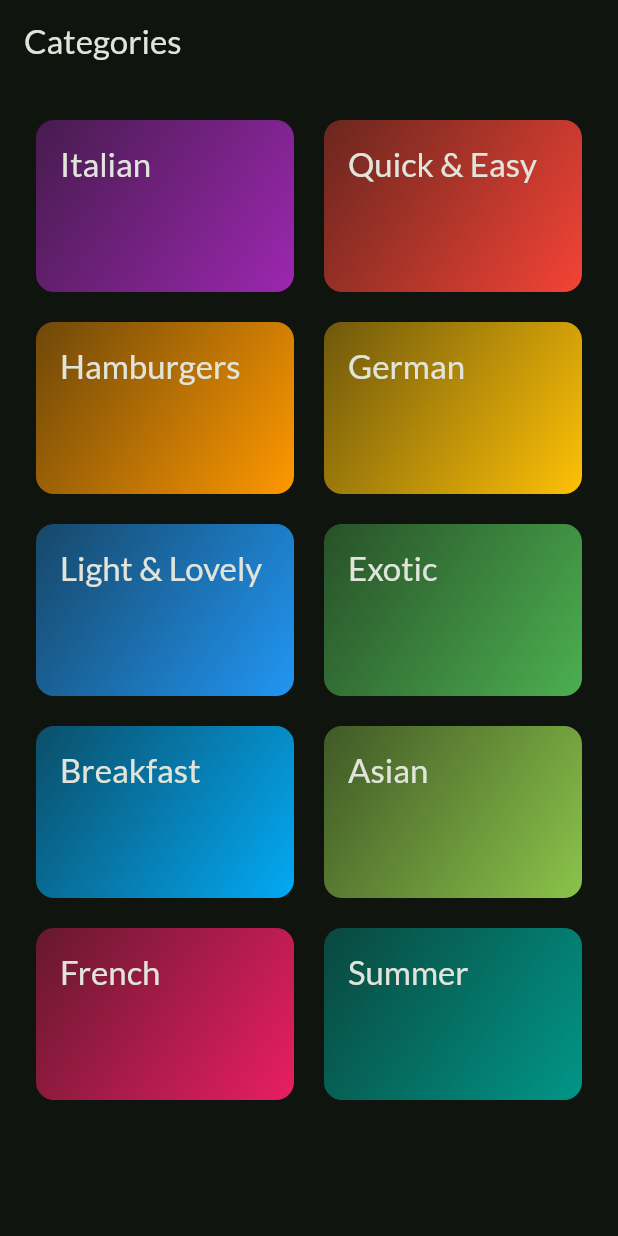
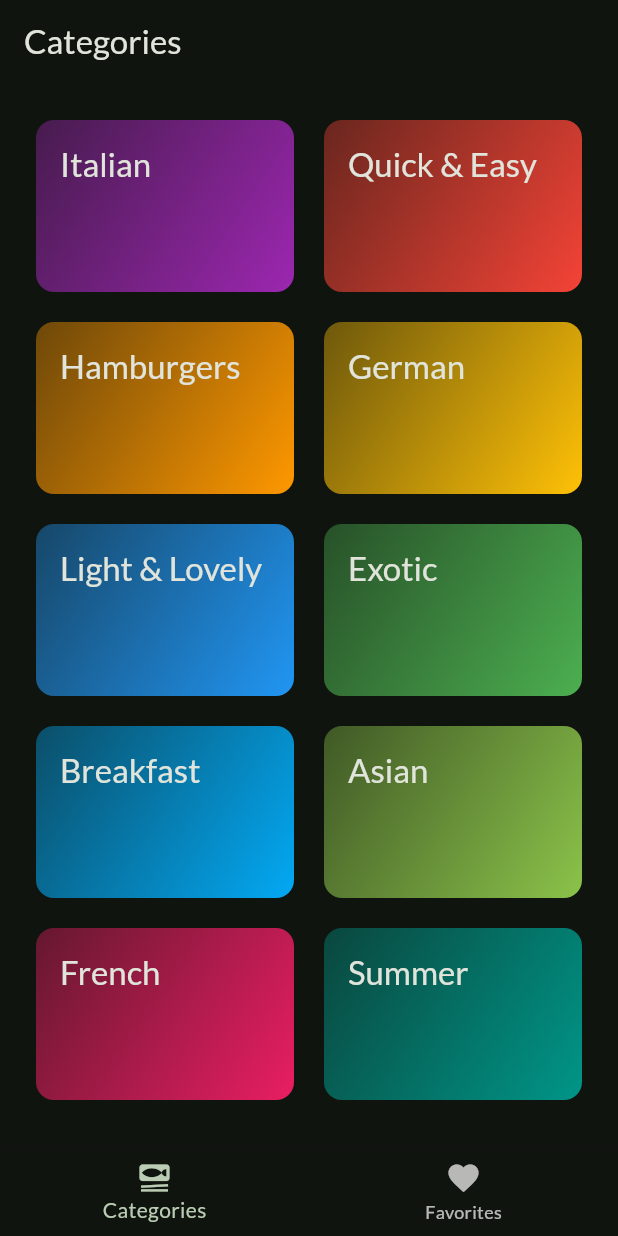
Before and after one commit to OGispert/meals, a Flutter app: the screen it shows after launch, on a phone screen of 412 x 824 dp. Run offline on Flutter 3.47's test engine with Material 3 defaults, Android fonts, the phone set to English and light mode, and no system bars; our stand-ins replace google_fonts, transparent_image.

```diff
--- a/lib/Views/categories.dart
+++ b/lib/Views/categories.dart
@@ -24,9 +24,7 @@ class CategoriesView extends StatelessWidget {
 
   @override
   Widget build(BuildContext context) {
-    return Scaffold(
-      appBar: AppBar(title: Text('Categories')),
-      body: GridView(
+    return GridView(
       padding: EdgeInsets.all(24),
       gridDelegate: const SliverGridDelegateWithFixedCrossAxisCount(
         crossAxisCount: 2,
@@ -43,7 +41,6 @@ class CategoriesView extends StatelessWidget {
             },
           ),
       ],
-      ),
     );
   }
 }
--- /dev/null
+++ b/lib/Views/tabs.dart
@@ -0,0 +1,57 @@
+import 'package:flutter/material.dart';
+import 'package:meals/Views/categories.dart';
+import 'package:meals/Views/meals.dart';
+import 'package:meals/data/dummy_data.dart';
+
+class TabsView extends StatefulWidget {
+  const TabsView({super.key});
+
+  @override
+  State<TabsView> createState() {
+    return _TabsViewState();
+  }
+}
+
+class _TabsViewState extends State<TabsView> {
+  int selectedTabIndex = 0;
+
+  void selectPage(int index) {
+    setState(() {
+      selectedTabIndex = index;
+    });
+  }
+
+  @override
+  Widget build(BuildContext context) {
+    Widget activeTab = switch (selectedTabIndex) {
+      0 => CategoriesView(),
+      1 => MealsView(meals: dummyMeals),
+      _ => Text(''),
+    };
+
+    Widget activeTabTitle = switch (selectedTabIndex) {
+      0 => Text('Categories'),
+      1 => Text('Favorites'),
+      _ => Text(''),
+    };
+
+    return Scaffold(
+      appBar: AppBar(title: activeTabTitle),
+      body: activeTab,
+      bottomNavigationBar: BottomNavigationBar(
+        onTap: selectPage,
+        currentIndex: selectedTabIndex,
+        items: [
+          BottomNavigationBarItem(
+            icon: Icon(Icons.set_meal),
+            label: 'Categories',
+          ),
+          BottomNavigationBarItem(
+            icon: Icon(Icons.favorite),
+            label: 'Favorites',
+          ),
+        ],
+      ),
+    );
+  }
+}
--- a/lib/main.dart
+++ b/lib/main.dart
@@ -1,7 +1,7 @@
 import 'package:flutter/material.dart';
 
 import 'package:google_fonts/google_fonts.dart';
-import 'package:meals/Views/categories.dart';
+import 'package:meals/Views/tabs.dart';
 
 final theme = ThemeData(
   colorScheme: ColorScheme.fromSeed(
@@ -20,6 +20,6 @@ class App extends StatelessWidget {
 
   @override
   Widget build(BuildContext context) {
-    return MaterialApp(theme: theme, home: CategoriesView());
+    return MaterialApp(theme: theme, home: TabsView());
   }
 }
```
Also changed, not shown: lib/Views/meal_details.dart (added, +68 -0 lines), lib/Views/meals.dart (+26 -9 lines), lib/widgets/meal_Item.dart (+3 -19 lines). Lines whose indentation alone changed are shown as unchanged.
